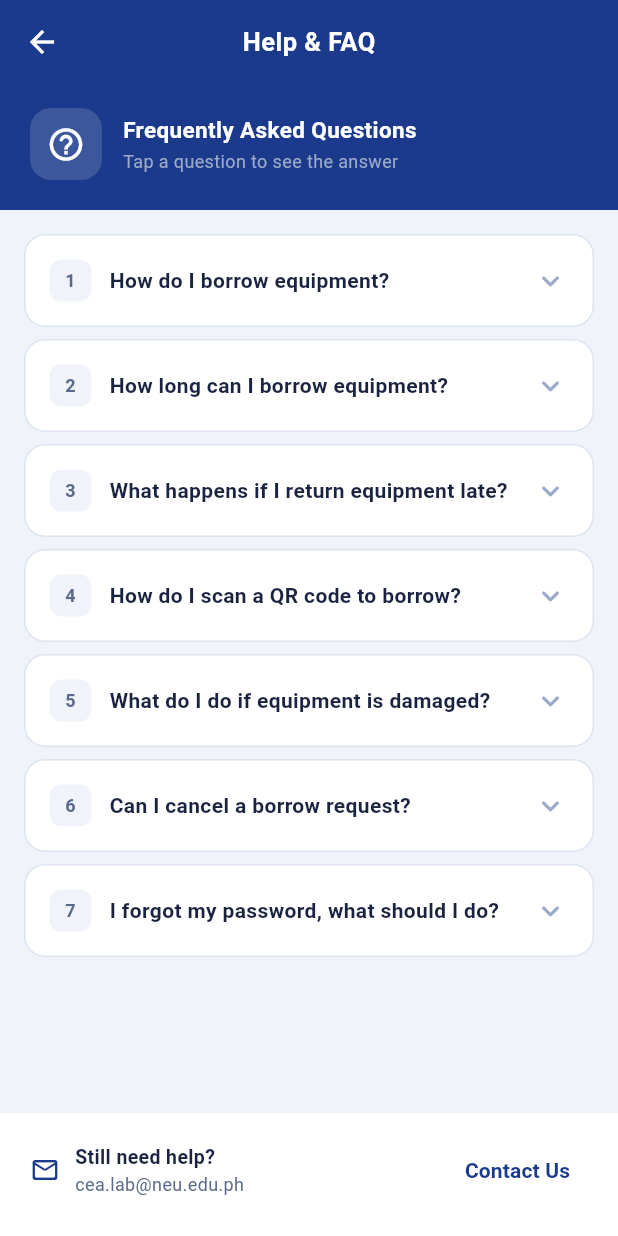
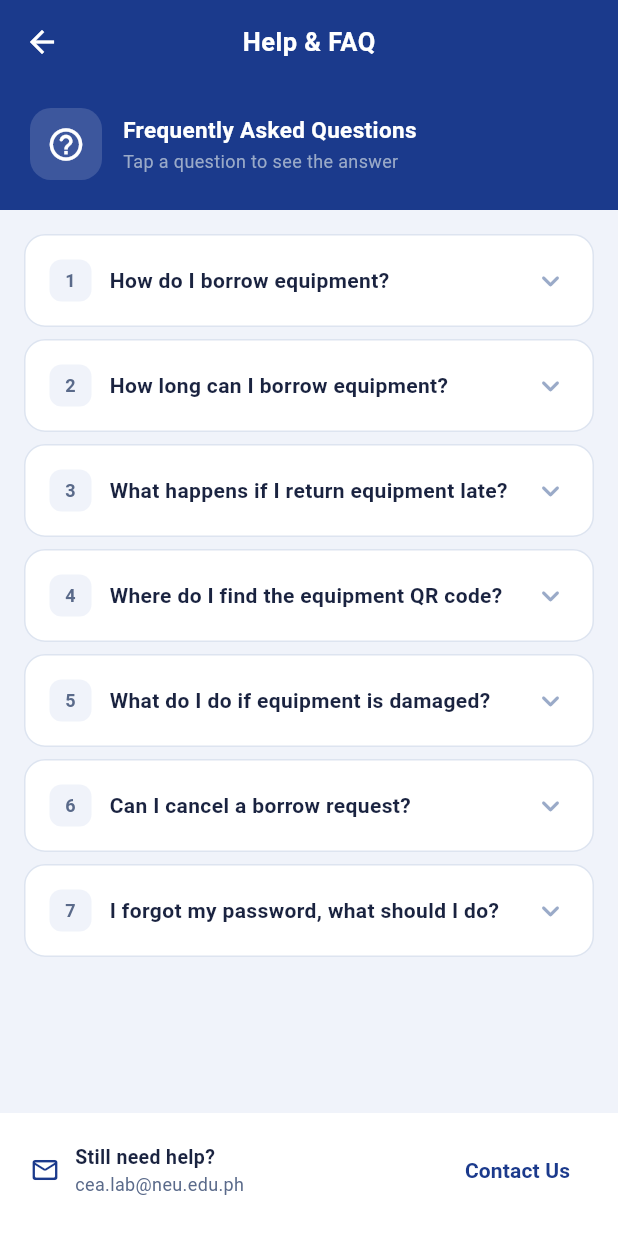
Before and after one commit to Caspianity/cea-lab-equipment-system, a Flutter app: the HelpFaqScreen screen opened directly, on a phone screen of 412 x 824 dp. Run offline on Flutter 3.47's test engine with Material 3 defaults, Android fonts, the phone set to English and light mode, and no system bars; our stand-ins replace cloud_firestore, firebase_auth, firebase_core, image_picker, qr_flutter, shared_preferences; missing offline and left inert: mobile_scanner; accounts and stored records are empty.

Commit message:
fix(student): correct three wrong statements in the Help & FAQ
Found while capturing the FAQ screen for the paper's Figure 28.

- "Maximum borrowing period is 30 days" was flatly wrong. Borrowing is
  same-day, due 5:00 PM, which is what the policy box on the Borrow
  Request screen states and what Chapter 3 documents. The FAQ
  contradicted a policy the student has to tick to submit a request.
- "How do I scan a QR code to borrow?" told students to tap a "Scan QR"
  button on the home screen. No such button exists — "Scan QR" appears
  nowhere else in the student code, and the scanner is staff-only
  (screens/staff/qr_scan_screen.dart). Returns are the only QR flow, and
  staff perform them. Reworded to point at the Equipment Detail screen,
  where the student can actually see the code.
- The damage-report answer said to tap "Report"; the button reads
  "Report Damage".

flutter analyze: 15 issues, all info-level (unchanged).
flutter test: 20/20 pass. Verified on the device.

Co-Authored-By: Claude Opus 5 <noreply@anthropic.com>

```diff
--- a/lib/screens/student/help_faq_screen.dart
+++ b/lib/screens/student/help_faq_screen.dart
@@ -27,19 +27,19 @@ class _HelpFaqScreenState extends State<HelpFaqScreen> {
     },
     {
       'q': 'How long can I borrow equipment?',
-      'a': 'The borrowing period is set when you submit your request by choosing a return date. Maximum borrowing period is 30 days.',
+      'a': 'Borrowing is same-day only. Equipment must be returned by 5:00 PM on the day it is borrowed, and the return time is fixed when you submit your request.',
     },
     {
       'q': 'What happens if I return equipment late?',
       'a': 'Late returns are recorded in your profile. Repeated late returns may affect your borrowing privileges. Always return equipment on or before the due date.',
     },
     {
-      'q': 'How do I scan a QR code to borrow?',
-      'a': 'Tap "Scan QR" on the home screen, point your camera at the equipment\'s QR code, and the system will automatically identify the equipment for your borrow request.',
+      'q': 'Where do I find the equipment QR code?',
+      'a': 'Open the item from the Equipment Catalog — its QR code is shown on the Equipment Detail screen. You do not scan anything yourself to borrow: lab staff scan the code on the item when they process your return.',
     },
     {
       'q': 'What do I do if equipment is damaged?',
-      'a': 'Report it immediately using the Damage Report feature. Go to My Borrowings, find the item, and tap "Report". Describe the damage and submit — lab staff will be notified.',
+      'a': 'Report it immediately using the Damage Report feature. Go to My Borrowings, find the item, and tap "Report Damage". Describe the damage and submit — lab staff will be notified.',
     },
     {
       'q': 'Can I cancel a borrow request?',
```
